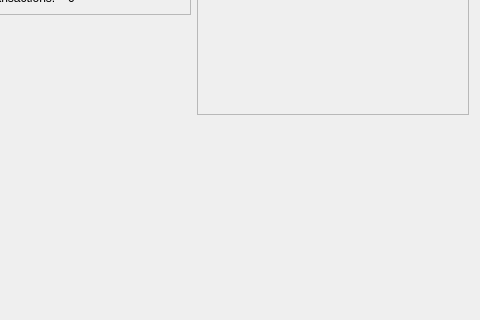
Above: src/qt/forms/overviewpage.ui from cagecoin/cagecoin before the change; both pictures show x 93 to 573 and y 134 to 454 of the 573 by 454 pixel window. Below: the same form after it.
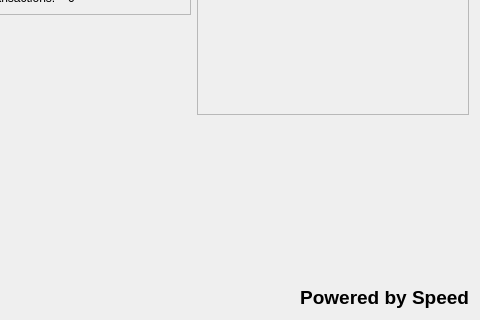
That is the form after the change. Icons and pictures are not drawn.

Commit message: Add Powered by Speed

What changed in the file:
```diff
--- a/src/qt/forms/overviewpage.ui
+++ b/src/qt/forms/overviewpage.ui
@@ -331,6 +331,23 @@
        </property>
       </spacer>
      </item>
+     <item>
+      <widget class="QLabel" name="label_7">
+       <property name="font">
+        <font>
+         <pointsize>14</pointsize>
+         <weight>75</weight>
+         <bold>true</bold>
+        </font>
+       </property>
+       <property name="text">
+        <string>Powered by Speed</string>
+       </property>
+       <property name="alignment">
+        <set>Qt::AlignRight|Qt::AlignTrailing|Qt::AlignVCenter</set>
+       </property>
+      </widget>
+     </item>
     </layout>
    </item>
   </layout>
```
